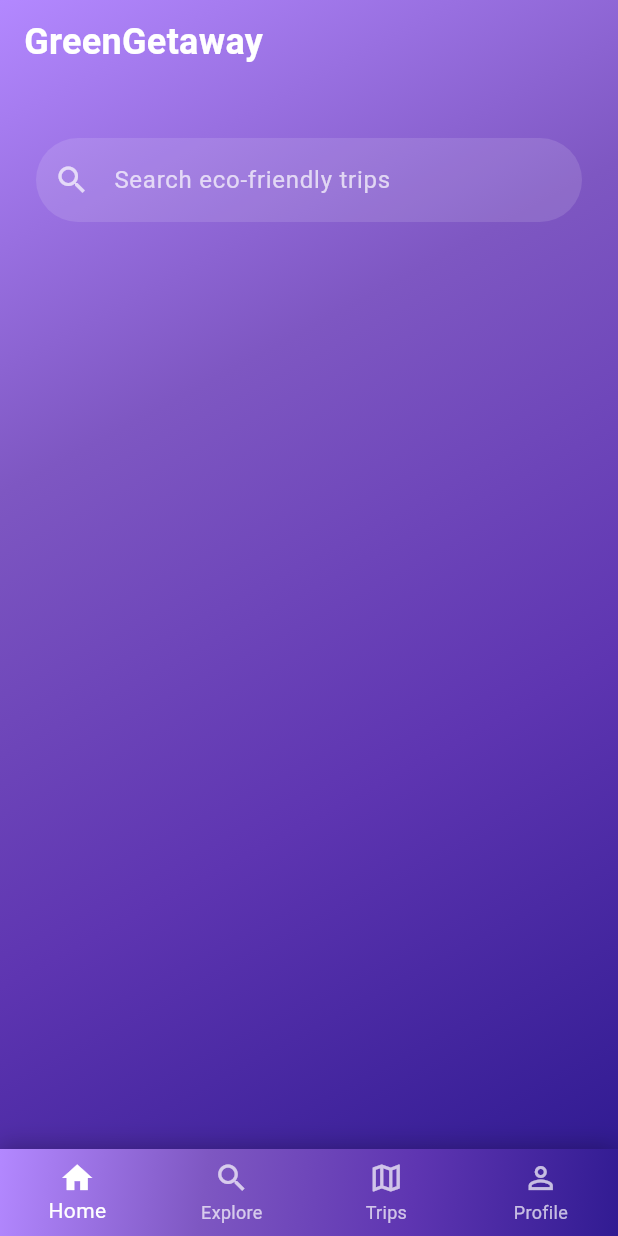
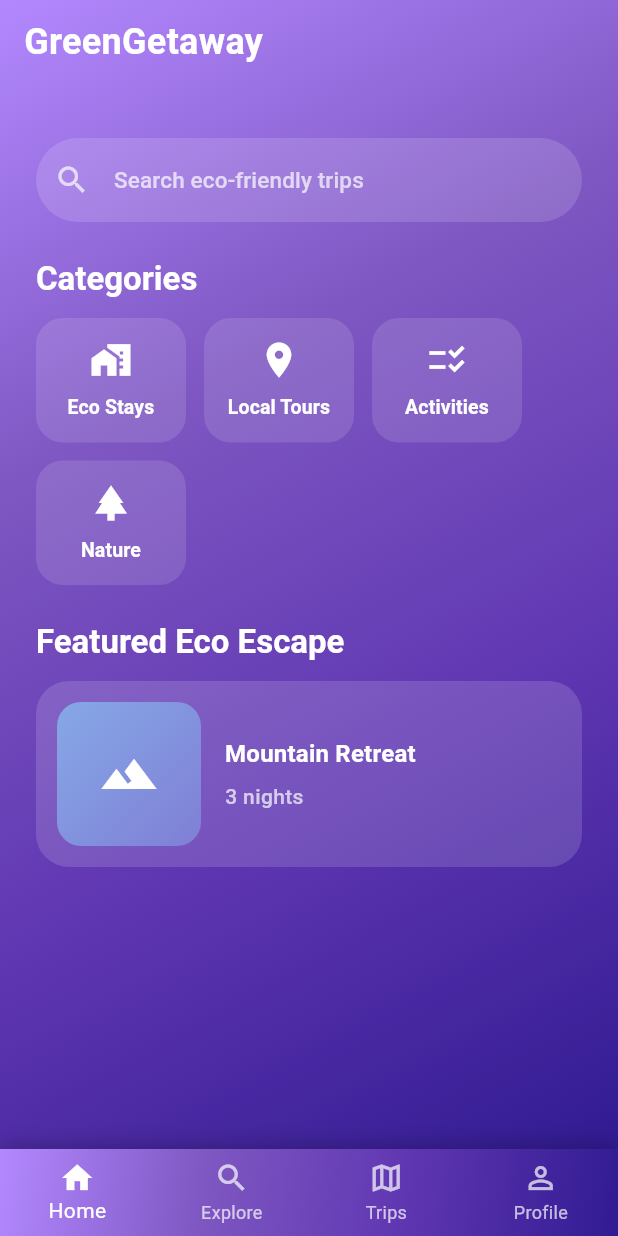
Before and after one commit to RaduBuzatu-hub/swe6301_group3_artefact, a Flutter app: the screen it shows after launch, on a phone screen of 412 x 824 dp. Run offline on Flutter 3.47's test engine with Material 3 defaults, Android fonts, the light colour scheme and no system bars.

Commit message:
Add HomePage layout with categories and featured cards widgets

```diff
--- a/lib/screens/home_page.dart
+++ b/lib/screens/home_page.dart
@@ -1,4 +1,8 @@
 import 'package:flutter/material.dart';
+import '../widgets/categories.dart';
+import '../widgets/featured_card.dart';
+import '../widgets/search_bar.dart';
+import '../widgets/section_title.dart';
 
 class HomePage extends StatelessWidget {
   const HomePage({super.key});
@@ -33,31 +37,42 @@ class HomePage extends StatelessWidget {
           ),
         ),
         child: SafeArea(
+          child: LayoutBuilder(
+            builder: (context, constraints) {
+              return SingleChildScrollView(
+                child: ConstrainedBox(
+                  constraints: BoxConstraints(minHeight: constraints.maxHeight),
                   child: Padding(
                     padding: const EdgeInsets.all(24),
                     child: Column(
                       crossAxisAlignment: CrossAxisAlignment.start,
                       children: [
                         const SizedBox(height: 12),
-                TextField(
-                  style: const TextStyle(color: Colors.white),
-                  cursorColor: Colors.white70,
-                  decoration: InputDecoration(
-                    hintText: 'Search eco-friendly trips',
-                    hintStyle: const TextStyle(color: Colors.white70),
-                    prefixIcon: const Icon(Icons.search, color: Colors.white70),
-                    filled: true,
-                    fillColor: Colors.white.withOpacity(0.12),
-                    contentPadding: const EdgeInsets.symmetric(vertical: 16),
-                    border: OutlineInputBorder(
-                      borderRadius: BorderRadius.circular(28),
-                      borderSide: BorderSide.none,
+                        const HomeSearchBar(),
+                        const SizedBox(height: 24),
+                        const SectionTitle('Categories'),
+                        const SizedBox(height: 12),
+                        Wrap(
+                          spacing: 12,
+                          runSpacing: 12,
+                          children: kCategories
+                              .map((cat) => CategoryPill(category: cat))
+                              .toList(),
+                        ),
+                        const SizedBox(height: 24),
+                        const SectionTitle('Featured Eco Escape'),
+                        const SizedBox(height: 12),
+                        const FeaturedCard(
+                          title: 'Mountain Retreat',
+                          subtitle: '3 nights',
+                        ),
+                        // more sections (featured cards, trips) can follow...
+                      ],
                     ),
                   ),
                 ),
-                // Add more content sections below...
-              ],
-            ),
+              );
+            },
           ),
         ),
       ),
--- /dev/null
+++ b/lib/widgets/categories.dart
@@ -0,0 +1,53 @@
+import 'package:flutter/material.dart';
+
+class CategoryItem {
+  final String label;
+  final IconData icon;
+  const CategoryItem({required this.label, required this.icon});
+}
+
+const List<CategoryItem> kCategories = [
+  CategoryItem(label: 'Eco Stays', icon: Icons.home_work),
+  CategoryItem(label: 'Local Tours', icon: Icons.location_on),
+  CategoryItem(label: 'Activities', icon: Icons.checklist_rtl),
+  CategoryItem(label: 'Nature', icon: Icons.park),
+];
+
+class CategoryPill extends StatelessWidget {
+  final CategoryItem category;
+  final double width;
+  const CategoryPill({
+    super.key,
+    required this.category,
+    this.width = 100,
+  });
+
+  @override
+  Widget build(BuildContext context) {
+    return Container(
+      width: width,
+      padding: const EdgeInsets.symmetric(vertical: 14, horizontal: 12),
+      decoration: BoxDecoration(
+        color: Colors.white.withOpacity(0.12),
+        borderRadius: BorderRadius.circular(18),
+      ),
+      child: Column(
+        mainAxisSize: MainAxisSize.min,
+        children: [
+          Icon(category.icon, color: Colors.white, size: 28),
+          const SizedBox(height: 8),
+          Text(
+            category.label,
+            textAlign: TextAlign.center,
+            style: const TextStyle(
+              color: Colors.white,
+              fontWeight: FontWeight.w600,
+              fontSize: 13,
+              letterSpacing: 0.1,
+            ),
+          ),
+        ],
+      ),
+    );
+  }
+}
--- /dev/null
+++ b/lib/widgets/featured_card.dart
@@ -0,0 +1,69 @@
+import 'package:flutter/material.dart';
+
+class FeaturedCard extends StatelessWidget {
+  final String title;
+  final String subtitle;
+  final Widget? image; // e.g., Image.asset or Image.network
+  const FeaturedCard({
+    super.key,
+    required this.title,
+    required this.subtitle,
+    this.image,
+  });
+
+  @override
+  Widget build(BuildContext context) {
+    return Container(
+      padding: const EdgeInsets.all(14),
+      decoration: BoxDecoration(
+        color: Colors.white.withOpacity(0.14),
+        borderRadius: BorderRadius.circular(22),
+      ),
+      child: Row(
+        children: [
+          ClipRRect(
+            borderRadius: BorderRadius.circular(16),
+            child: SizedBox(
+              height: 96,
+              width: 96,
+              child: image ??
+                  Container(
+                    decoration: const BoxDecoration(
+                      gradient: LinearGradient(
+                        colors: [Color(0xFF86A8E7), Color(0xFF7F7FD5)],
+                        begin: Alignment.topLeft,
+                        end: Alignment.bottomRight,
+                      ),
+                    ),
+                    child: const Icon(Icons.landscape, color: Colors.white, size: 40),
+                  ),
+            ),
+          ),
+          const SizedBox(width: 16),
+          Expanded(
+            child: Column(
+              crossAxisAlignment: CrossAxisAlignment.start,
+              children: [
+                Text(
+                  title,
+                  style: Theme.of(context).textTheme.titleMedium?.copyWith(
+                        color: Colors.white,
+                        fontWeight: FontWeight.w700,
+                      ),
+                ),
+                const SizedBox(height: 6),
+                Text(
+                  subtitle,
+                  style: Theme.of(context).textTheme.bodyMedium?.copyWith(
+                        color: Colors.white70,
+                        fontWeight: FontWeight.w500,
+                      ),
+                ),
+              ],
+            ),
+          ),
+        ],
+      ),
+    );
+  }
+}
--- /dev/null
+++ b/lib/widgets/search_bar.dart
@@ -0,0 +1,34 @@
+import 'package:flutter/material.dart';
+
+class HomeSearchBar extends StatelessWidget {
+  const HomeSearchBar({super.key});
+
+  @override
+  Widget build(BuildContext context) {
+    return TextField(
+      style: const TextStyle(
+        color: Colors.white,
+        fontSize: 16,
+        fontWeight: FontWeight.w600,
+      ),
+      cursorColor: Colors.white70,
+      decoration: InputDecoration(
+        hintText: 'Search eco-friendly trips',
+        hintStyle: const TextStyle(
+          color: Colors.white70,
+          fontSize: 15,
+          fontWeight: FontWeight.w500,
+          letterSpacing: 0.1,
+        ),
+        prefixIcon: const Icon(Icons.search, color: Colors.white70),
+        filled: true,
+        fillColor: Colors.white.withOpacity(0.14),
+        contentPadding: const EdgeInsets.symmetric(vertical: 16, horizontal: 12),
+        border: OutlineInputBorder(
+          borderRadius: BorderRadius.circular(28),
+          borderSide: BorderSide.none,
+        ),
+      ),
+    );
+  }
+}
--- /dev/null
+++ b/lib/widgets/section_title.dart
@@ -0,0 +1,17 @@
+import 'package:flutter/material.dart';
+
+class SectionTitle extends StatelessWidget {
+  final String text;
+  const SectionTitle(this.text, {super.key});
+
+  @override
+  Widget build(BuildContext context) {
+    return Text(
+      text,
+      style: Theme.of(context).textTheme.titleLarge?.copyWith(
+            color: Colors.white,
+            fontWeight: FontWeight.w700,
+          ),
+    );
+  }
+}
```
Lines whose indentation alone changed are shown as unchanged.
